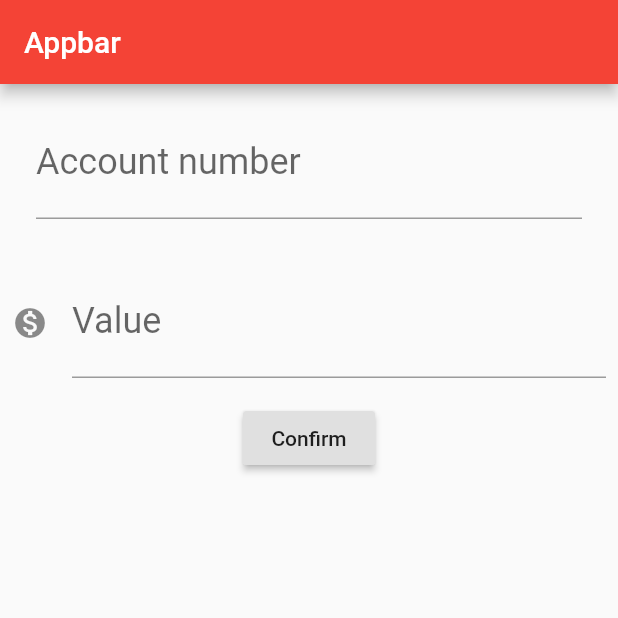
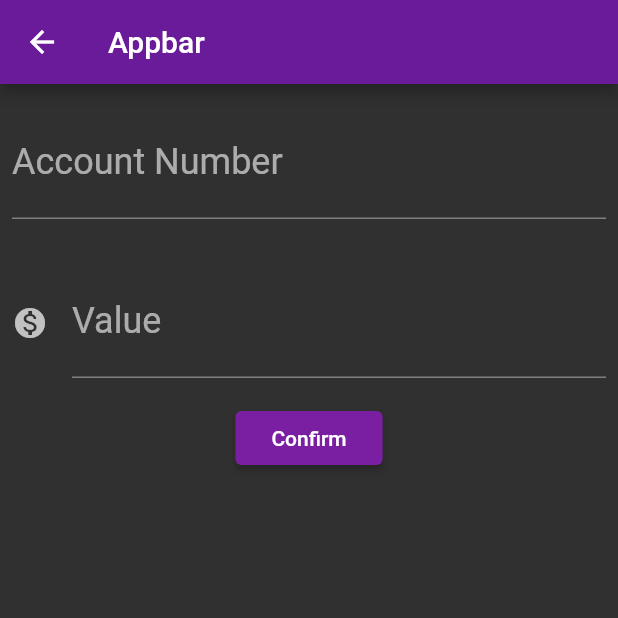
Before and after one commit to william-takayama/bytebank, a Flutter app: the TransferenceForm screen opened directly, after a tap on "Confirm", on a phone screen of 412 x 824 dp, the top half of it. Run offline on Flutter 3.47's test engine with Material 2 defaults, Android fonts, the phone set to English and light mode, and no system bars.

Commit message:
(Feat) Add theme + dynamic functionality to add transferences

```diff
--- a/lib/main.dart
+++ b/lib/main.dart
@@ -6,108 +6,156 @@ class BytebankApp extends StatelessWidget {
   @override
   Widget build(BuildContext context) {
     return MaterialApp(
-      home: Scaffold(
-        body: TransferenceForm(),
+      home: ListOfTransferences(),
+      // theme: ThemeData.dark(),
+      theme: ThemeData(
+        brightness: Brightness.dark,
+        primaryColor: Colors.purple[800],
+        accentColor: Colors.purple[700],
+        buttonTheme: ButtonThemeData(
+          buttonColor: Colors.purple[700],
+          textTheme: ButtonTextTheme.primary,
+        ),
       ),
     );
   }
 }
 
-class TransferenceForm extends StatelessWidget {
-  final TextEditingController fieldAccountNumberController =
+class TransferenceForm extends StatefulWidget {
+  final TextEditingController _fieldAccountNumberController =
       TextEditingController();
-  final TextEditingController fieldValueController = TextEditingController();
+  final TextEditingController _fieldValueController = TextEditingController();
 
+  void _createTransference(BuildContext context) {
+    final int accountNumber = int.tryParse(_fieldAccountNumberController.text);
+    final double value = double.tryParse(_fieldValueController.text);
+    if (accountNumber != null && value != null) {
+      final createdTransference = Transference(value, accountNumber);
+      debugPrint('Creating transference');
+      debugPrint('$createdTransference');
+      Navigator.pop(context, createdTransference);
+    }
+  }
+
+  @override
+  State<StatefulWidget> createState() {
+    return StateOfTransferenceForm();
+  }
+}
+
+class StateOfTransferenceForm extends State<TransferenceForm> {
   @override
   Widget build(BuildContext context) {
     return Scaffold(
       appBar: AppBar(
         title: Text('Appbar'),
-        backgroundColor: Colors.red[500],
       ),
-      body: Column(
-        children: [
-          Padding(
-            padding: const EdgeInsets.fromLTRB(24.0, 16.0, 24.0, 16.0),
-            child: TextField(
-              controller: fieldAccountNumberController,
-              style: TextStyle(
-                fontSize: 24.0,
-              ),
-              decoration: InputDecoration(
-                labelText: 'Account number',
-                hintText: '0000',
-              ),
-              keyboardType: TextInputType.number,
+      body: SingleChildScrollView(
+        child: Column(
+          children: [
+            Editor(
+                controller: widget._fieldAccountNumberController,
+                label: 'Account Number',
+                hint: '0000'),
+            Editor(
+                controller: widget._fieldValueController,
+                label: 'Value',
+                hint: '0.00',
+                icon: Icons.monetization_on),
+            RaisedButton(
+              child: Text('Confirm'),
+              onPressed: () => widget._createTransference(context),
             ),
-          ),
-          Padding(
-            padding:
-                const EdgeInsets.symmetric(vertical: 16.0, horizontal: 8.0),
-            child: TextField(
-              controller: fieldValueController,
-              style: TextStyle(
-                fontSize: 24.0,
-              ),
-              decoration: InputDecoration(
-                icon: Icon(Icons.monetization_on),
-                labelText: 'Value',
-                hintText: '0.00',
-              ),
-              keyboardType: TextInputType.number,
-            ),
-          ),
-          RaisedButton(
-            child: Text('Confirm'),
-            onPressed: () {
-              debugPrint('clicked');
-              final int accountNumber =
-                  int.tryParse(fieldAccountNumberController.text);
-              final double value = double.tryParse(fieldValueController.text);
-              if (accountNumber != null && value != null) {
-                final createdTransference = Transference(value, accountNumber);
-                debugPrint('$createdTransference');
-              }
-            },
-          ),
-        ],
+          ],
+        ),
       ),
     );
   }
 }
 
-class ListOfTransfers extends StatelessWidget {
+class Editor extends StatelessWidget {
+  final TextEditingController controller;
+  final String label;
+  final String hint;
+  final IconData icon;
+
+  const Editor({this.controller, this.label, this.hint, this.icon});
+
+  @override
+  Widget build(BuildContext context) {
+    return Padding(
+      padding: const EdgeInsets.symmetric(vertical: 16.0, horizontal: 8.0),
+      child: TextField(
+        controller: controller,
+        style: TextStyle(
+          fontSize: 24.0,
+        ),
+        decoration: InputDecoration(
+          icon: icon != null ? Icon(icon) : null,
+          labelText: label,
+          hintText: hint,
+        ),
+        keyboardType: TextInputType.number,
+      ),
+    );
+  }
+}
+
+class ListOfTransferences extends StatefulWidget {
+  final List<Transference> _transferences = List();
+
+  @override
+  State<StatefulWidget> createState() {
+    return StateOfListOfTransferences();
+  }
+}
+
+class StateOfListOfTransferences extends State<ListOfTransferences> {
   @override
   Widget build(BuildContext context) {
     return Scaffold(
       appBar: AppBar(
         title: Text('Tranferências'),
-        backgroundColor: Colors.green[600],
       ),
-      body: Column(
-        children: [
-          TransferItem(Transference(100, 123)),
-          TransferItem(Transference(200, 123)),
-          TransferItem(Transference(400, 123)),
-        ],
+      body: ListView.builder(
+        itemCount: widget._transferences.length,
+        itemBuilder: (context, index) {
+          final transference = widget._transferences[index];
+          return TransferenceItem(transference);
+        },
       ),
       floatingActionButton: FloatingActionButton(
-        onPressed: () => print('test'),
+        onPressed: () {
+          final Future<Transference> future =
+              Navigator.push(context, MaterialPageRoute(builder: (context) {
+            return TransferenceForm();
+          }));
+          future.then((receivedTransference) {
+            Future.delayed(Duration(seconds: 1), () {
+              debugPrint('receive transference');
+              debugPrint('$receivedTransference');
+              if (receivedTransference != null) {
+                setState(() {
+                  widget._transferences.add(receivedTransference);
+                });
+              }
+            });
+          });
+        },
         child: Icon(Icons.add),
       ),
     );
   }
 }
 
-class TransferItem extends StatelessWidget {
+class TransferenceItem extends StatelessWidget {
   final Transference transference;
 
-  TransferItem(this.transference);
+  TransferenceItem(this.transference);
 
   @override
   Widget build(BuildContext context) {
     return Card(
-      color: Colors.green[100],
       shadowColor: Colors.black12,
       shape: RoundedRectangleBorder(borderRadius: BorderRadius.circular(4.0)),
       child: ListTile(
```
